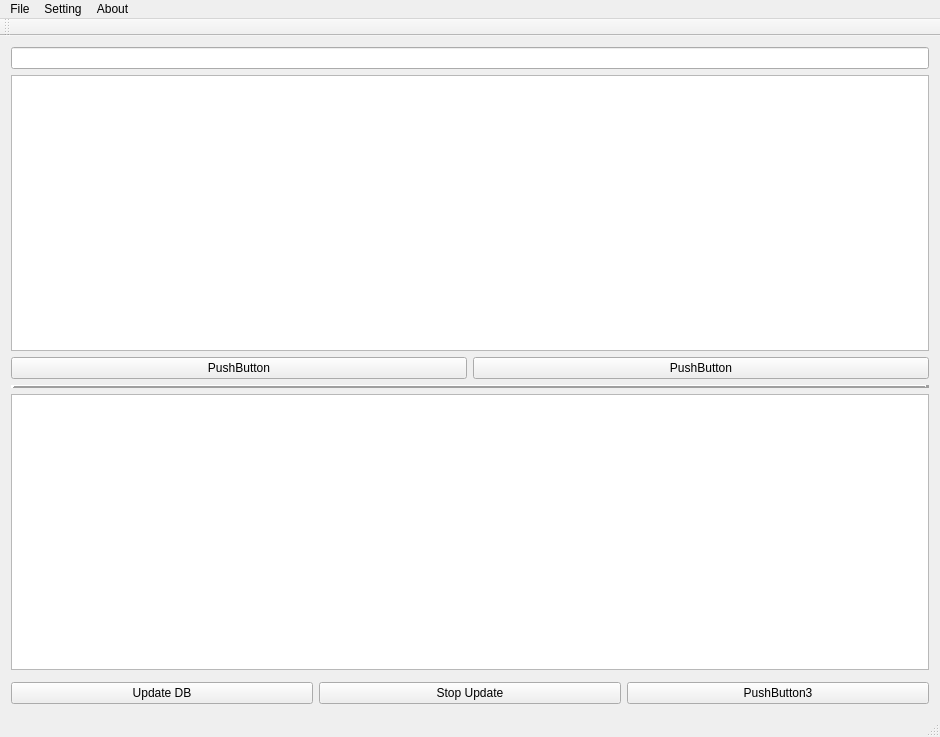
The window that src/DawnlightSearch/Ui_mainwindow.ui (chg-hou/DawnlightSearch) describes before a commit, drawn with Qt 5.
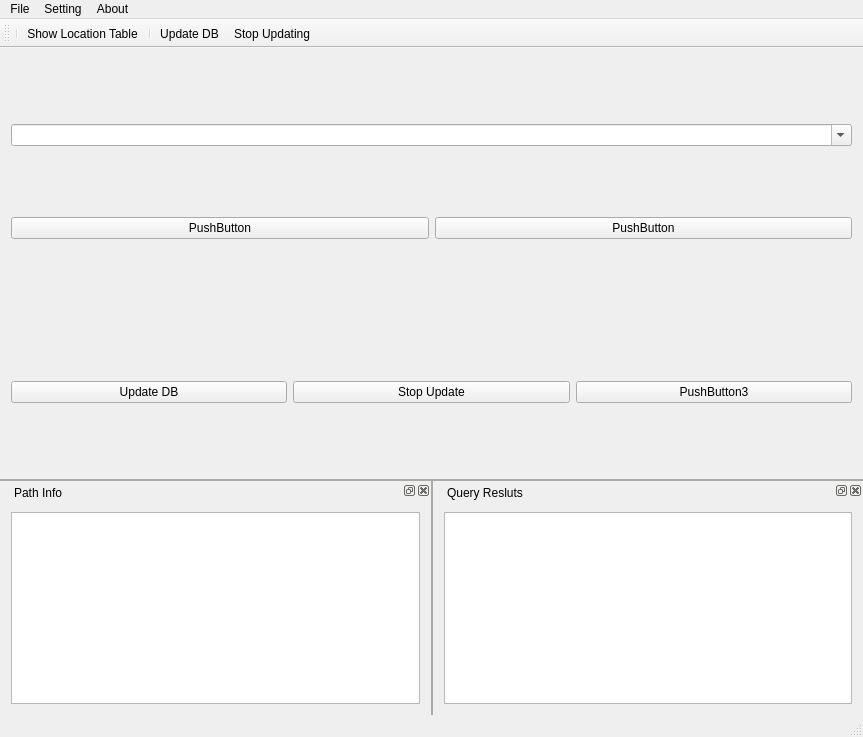
The same window after the commit. Icons and pictures are not drawn.

Commit message: usde dock in ui

What changed in the file:
```diff
--- a/src/DawnlightSearch/Ui_mainwindow.ui
+++ b/src/DawnlightSearch/Ui_mainwindow.ui
@@ -6,7 +6,7 @@
    <rect>
     <x>0</x>
     <y>0</y>
-    <width>940</width>
+    <width>863</width>
     <height>737</height>
    </rect>
   </property>
@@ -17,6 +17,33 @@
    <iconset>
     <normaloff>ui/icon/document-preview.png</normaloff>ui/icon/document-preview.png</iconset>
   </property>
+  <property name="styleSheet">
+   <string notr="true">QMainWindow::separator {
+    background: rgb(170, 170,170);
+    width: 2px; /* when vertical */
+    height: 2px; /* when horizontal */
+}
+
+QMainWindow::separator:hover {
+    background:rgb(0, 0, 0);
+}
+
+QDockWidget::title {       text-align: left;       
+											padding-top: 3px;                                   
+                                            padding-left: 10px; }
+
+/*QDockWidget::title { font-family: &quot;Roboto Lt&quot;; font-size: 18pt;
+                                            text-align: left; 
+                                            background: red; 
+                                            padding-left: 10px; }
+QDockWidget { font-family: &quot;Roboto Lt&quot;; font-size:10pt;
+                                            text-align: left; 
+                                            background: red; 
+                                            padding-left: 10px; }*/</string>
+  </property>
+  <property name="dockOptions">
+   <set>QMainWindow::AllowNestedDocks|QMainWindow::AllowTabbedDocks|QMainWindow::AnimatedDocks</set>
+  </property>
   <widget class="QWidget" name="centralWidget">
    <property name="sizePolicy">
     <sizepolicy hsizetype="Expanding" vsizetype="Expanding">
@@ -26,46 +53,19 @@
    </property>
    <layout class="QVBoxLayout" name="verticalLayout">
     <item>
-     <widget class="QLineEdit" name="lineEdit_search"/>
-    </item>
-    <item>
-     <widget class="QTableView" name="tableView">
-      <property name="sizePolicy">
-       <sizepolicy hsizetype="Expanding" vsizetype="Expanding">
-        <horstretch>0</horstretch>
-        <verstretch>6</verstretch>
-       </sizepolicy>
-      </property>
-      <property name="editTriggers">
-       <set>QAbstractItemView::NoEditTriggers</set>
-      </property>
-      <property name="alternatingRowColors">
+     <widget class="QComboBox" name="comboBox_search">
+      <property name="editable">
        <bool>true</bool>
       </property>
-      <property name="selectionMode">
-       <enum>QAbstractItemView::ExtendedSelection</enum>
+      <property name="maxCount">
+       <number>20</number>
       </property>
-      <property name="selectionBehavior">
-       <enum>QAbstractItemView::SelectRows</enum>
+      <property name="insertPolicy">
+       <enum>QComboBox::InsertAtTop</enum>
       </property>
-      <property name="showGrid">
+      <property name="frame">
        <bool>true</bool>
       </property>
-      <property name="gridStyle">
-       <enum>Qt::NoPen</enum>
-      </property>
-      <property name="sortingEnabled">
-       <bool>false</bool>
-      </property>
-      <attribute name="horizontalHeaderHighlightSections">
-       <bool>false</bool>
-      </attribute>
-      <attribute name="horizontalHeaderShowSortIndicator" stdset="0">
-       <bool>false</bool>
-      </attribute>
-      <attribute name="verticalHeaderShowSortIndicator" stdset="0">
-       <bool>false</bool>
-      </attribute>
      </widget>
     </item>
     <item>
@@ -86,44 +86,6 @@
       </item>
      </layout>
     </item>
-    <item>
-     <widget class="Line" name="line">
-      <property name="autoFillBackground">
-       <bool>false</bool>
-      </property>
-      <property name="frameShadow">
-       <enum>QFrame::Raised</enum>
-      </property>
-      <property name="lineWidth">
-       <number>4</number>
-      </property>
-      <property name="orientation">
-       <enum>Qt::Horizontal</enum>
-      </property>
-     </widget>
-    </item>
-    <item>
-     <widget class="QTableWidget" name="tableWidget_uuid">
-      <property name="sizePolicy">
-       <sizepolicy hsizetype="Expanding" vsizetype="Expanding">
-        <horstretch>0</horstretch>
-        <verstretch>6</verstretch>
-       </sizepolicy>
-      </property>
-      <property name="alternatingRowColors">
-       <bool>true</bool>
-      </property>
-      <property name="selectionBehavior">
-       <enum>QAbstractItemView::SelectRows</enum>
-      </property>
-      <property name="sortingEnabled">
-       <bool>true</bool>
-      </property>
-      <attribute name="horizontalHeaderHighlightSections">
-       <bool>false</bool>
-      </attribute>
-     </widget>
-    </item>
     <item>
      <widget class="QTableView" name="tableView_uuid">
       <property name="enabled">
@@ -201,7 +163,7 @@
     <rect>
      <x>0</x>
      <y>0</y>
-     <width>940</width>
+     <width>863</width>
      <height>27</height>
     </rect>
    </property>
@@ -230,7 +192,9 @@
     <addaction name="separator"/>
     <addaction name="actionAdvanced_settings"/>
     <addaction name="separator"/>
-    <addaction name="actionOpen_setting_db_path"/>
+    <addaction name="actionOpen_setting_path"/>
+    <addaction name="actionOpen_db_path"/>
+    <addaction name="actionOpen_temp_db_path"/>
    </widget>
    <widget class="QMenu" name="menuAbout">
     <property name="title">
@@ -244,14 +208,127 @@
    <addaction name="menuAbout"/>
   </widget>
   <widget class="QToolBar" name="mainToolBar">
+   <property name="enabled">
+    <bool>true</bool>
+   </property>
+   <property name="windowTitle">
+    <string>Toolbar</string>
+   </property>
+   <property name="toolButtonStyle">
+    <enum>Qt::ToolButtonTextUnderIcon</enum>
+   </property>
+   <property name="floatable">
+    <bool>true</bool>
+   </property>
    <attribute name="toolBarArea">
     <enum>TopToolBarArea</enum>
    </attribute>
    <attribute name="toolBarBreak">
     <bool>false</bool>
    </attribute>
+   <addaction name="separator"/>
+   <addaction name="actionShow_Location_Table"/>
+   <addaction name="separator"/>
+   <addaction name="actionUpdatedb"/>
+   <addaction name="actionStop_Updating"/>
   </widget>
   <widget class="QStatusBar" name="statusBar"/>
+  <widget class="QDockWidget" name="dockWidget_uuid">
+   <property name="features">
+    <set>QDockWidget::AllDockWidgetFeatures</set>
+   </property>
+   <property name="allowedAreas">
+    <set>Qt::AllDockWidgetAreas</set>
+   </property>
+   <property name="windowTitle">
+    <string>Path Info</string>
+   </property>
+   <attribute name="dockWidgetArea">
+    <number>8</number>
+   </attribute>
+   <widget class="QWidget" name="dockWidgetContents">
+    <layout class="QVBoxLayout" name="verticalLayout_2">
+     <item>
+      <widget class="QTableWidget" name="tableWidget_uuid">
+       <property name="sizePolicy">
+        <sizepolicy hsizetype="Expanding" vsizetype="Expanding">
+         <horstretch>0</horstretch>
+         <verstretch>6</verstretch>
+        </sizepolicy>
+       </property>
+       <property name="alternatingRowColors">
+        <bool>true</bool>
+       </property>
+       <property name="selectionBehavior">
+        <enum>QAbstractItemView::SelectRows</enum>
+       </property>
+       <property name="sortingEnabled">
+        <bool>true</bool>
+       </property>
+       <attribute name="horizontalHeaderHighlightSections">
+        <bool>false</bool>
+       </attribute>
+      </widget>
+     </item>
+    </layout>
+   </widget>
+  </widget>
+  <widget class="QDockWidget" name="dockWidget_result">
+   <property name="styleSheet">
+    <string notr="true">/*border: 5px solid purple;*/
+</string>
+   </property>
+   <property name="windowTitle">
+    <string>Query Resluts</string>
+   </property>
+   <attribute name="dockWidgetArea">
+    <number>8</number>
+   </attribute>
+   <widget class="QWidget" name="dockWidgetContents_2">
+    <layout class="QVBoxLayout" name="verticalLayout_3">
+     <item>
+      <widget class="QTableView" name="tableView">
+       <property name="sizePolicy">
+        <sizepolicy hsizetype="Expanding" vsizetype="Expanding">
+         <horstretch>0</horstretch>
+         <verstretch>6</verstretch>
+        </sizepolicy>
+       </property>
+       <property name="editTriggers">
+        <set>QAbstractItemView::NoEditTriggers</set>
+       </property>
+       <property name="alternatingRowColors">
+        <bool>true</bool>
+       </property>
+       <property name="selectionMode">
+        <enum>QAbstractItemView::ExtendedSelection</enum>
+       </property>
+       <property name="selectionBehavior">
+        <enum>QAbstractItemView::SelectRows</enum>
+       </property>
+       <property name="showGrid">
+        <bool>true</bool>
+       </property>
+       <property name="gridStyle">
+        <enum>Qt::NoPen</enum>
+       </property>
+       <property name="sortingEnabled">
+        <bool>false</bool>
+       </property>
+       <attribute name="horizontalHeaderHighlightSections">
+        <bool>false</bool>
+       </attribute>
+       <attribute name="horizontalHeaderShowSortIndicator" stdset="0">
+        <bool>false</bool>
+       </attribute>
+       <attribute name="verticalHeaderShowSortIndicator" stdset="0">
+        <bool>false</bool>
+       </attribute>
+      </widget>
+     </item>
+    </layout>
+   </widget>
+  </widget>
   <action name="actionAbout">
    <property name="text">
     <string>About...</string>
@@ -297,6 +374,9 @@
    <property name="text">
     <string>Exit...</string>
    </property>
+   <property name="toolTip">
+    <string>Exit application.</string>
+   </property>
   </action>
   <action name="actionUse_MFT_parser">
    <property name="checkable">
@@ -314,11 +394,48 @@
     <string>Advanced settings</string>
    </property>
   </action>
-  <action name="actionOpen_setting_db_path">
+  <action name="actionOpen_setting_path">
    <property name="text">
     <string>Open setting/db path</string>
    </property>
   </action>
+  <action name="actionShow_Location_Table">
+   <property name="icon">
+    <iconset>
+     <normaloff>ui/icon/dashboard-show.png</normaloff>ui/icon/dashboard-show.png</iconset>
+   </property>
+   <property name="text">
+    <string>Show Location Table</string>
+   </property>
+  </action>
+  <action name="actionUpdatedb">
+   <property name="icon">
+    <iconset>
+     <normaloff>ui/icon/system-reboot.png</normaloff>ui/icon/system-reboot.png</iconset>
+   </property>
+   <property name="text">
+    <string>Update DB</string>
+   </property>
+  </action>
+  <action name="actionStop_Updating">
+   <property name="icon">
+    <iconset>
+     <normaloff>ui/icon/system-suspend.png</normaloff>ui/icon/system-suspend.png</iconset>
+   </property>
+   <property name="text">
+    <string>Stop Updating</string>
+   </property>
+  </action>
+  <action name="actionOpen_db_path">
+   <property name="text">
+    <string>Open db path</string>
+   </property>
+  </action>
+  <action name="actionOpen_temp_db_path">
+   <property name="text">
+    <string>Open temp db path</string>
+   </property>
+  </action>
  </widget>
  <layoutdefault spacing="6" margin="11"/>
  <resources/>
```
Left out of the diff: 35 changed lines with no effect on the pictures. The commit also changes 16 other files.
